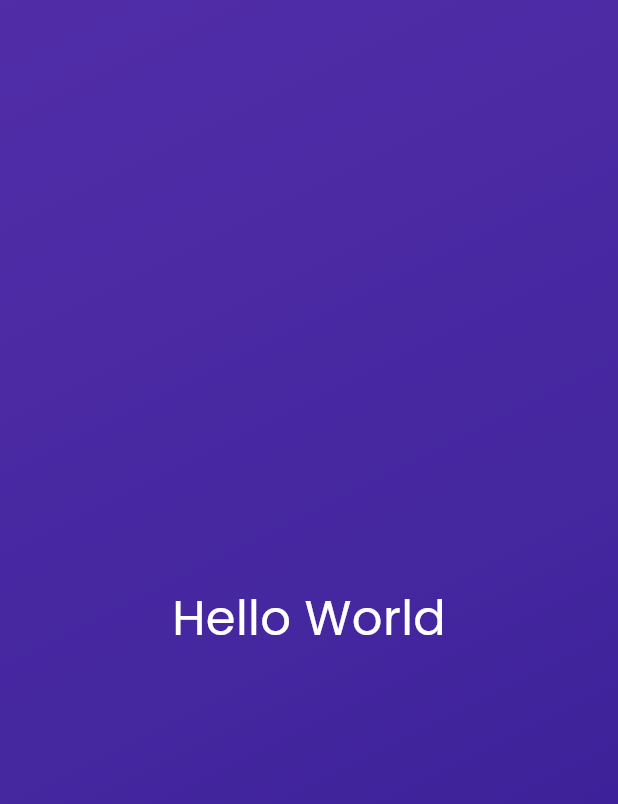
After one commit to kugelschreiber1/flutter_udemy, a Flutter app: the screen it shows after launch, on a phone screen of 412 x 824 dp. The commit adds this screen. Shown: the top 804 px of the screen. Run offline on Flutter 3.47's test engine with Material 2 defaults, Android fonts, the phone set to English and light mode, and no system bars; our stand-ins replace google_fonts.

Commit message:
More Files

```diff
--- /dev/null
+++ b/lib/constants/gradient_container.dart
@@ -0,0 +1,29 @@
+import 'package:flutter/material.dart';
+
+class GradientContainer extends StatelessWidget {
+  final Widget? child;
+  final List<Color> colors;
+  final Alignment beginPosition;
+  final Alignment endPosition;
+
+  const GradientContainer(
+      {super.key,
+      required this.child,
+      required this.colors,
+      required this.beginPosition,
+      required this.endPosition});
+
+  @override
+  Widget build(BuildContext context) {
+    return Container(
+      decoration: BoxDecoration(
+        gradient: LinearGradient(
+          colors: colors,
+          begin: beginPosition,
+          end: endPosition,
+        ),
+      ),
+      child: child,
+    );
+  }
+}
--- /dev/null
+++ b/lib/constants/styled_text.dart
@@ -0,0 +1,19 @@
+import 'package:flutter/material.dart';
+import 'package:google_fonts/google_fonts.dart';
+
+class StyledText extends StatelessWidget {
+  final String text;
+
+  const StyledText({super.key, required this.text});
+
+  @override
+  Widget build(BuildContext context) {
+    return Text(
+      text,
+      style: GoogleFonts.poppins(
+        fontSize: 32,
+        color: Colors.white,
+      ),
+    );
+  }
+}
--- a/lib/main.dart
+++ b/lib/main.dart
@@ -1,5 +1,6 @@
 import 'package:flutter/material.dart';
-import 'package:google_fonts/google_fonts.dart';
+import 'package:flutter_udemy/constants/styled_text.dart';
+import 'constants/gradient_container.dart';
 
 void main() {
   runApp(const MyApp());
@@ -28,25 +29,17 @@ class HomePage extends StatelessWidget {
   @override
   Widget build(BuildContext context) {
     return Scaffold(
-      body: Container(
-        decoration: BoxDecoration(
-          gradient: LinearGradient(
-            colors: [
-              Colors.deepPurple.shade700,
-              Colors.deepPurple.shade800,
-              Colors.deepPurple.shade900,
-            ],
-            begin: Alignment.topLeft,
-            end: Alignment.bottomRight,
-          ),
-        ),
-        child: Center(
-          child: Text(
-            'Hello World',
-            style: GoogleFonts.poppins(
-              fontSize: 32,
-              color: Colors.white,
-            ),
+      body: GradientContainer(
+        colors: [
+          Colors.deepPurple.shade700,
+          Colors.deepPurple.shade800,
+          Colors.deepPurple.shade900,
+        ],
+        beginPosition: Alignment.topLeft,
+        endPosition: Alignment.bottomRight,
+        child: const Center(
+          child: StyledText(
+            text: "Hello World",
           ),
         ),
       ),
```
Also changed, not shown: lib/notes.txt (+44 -0 lines).
